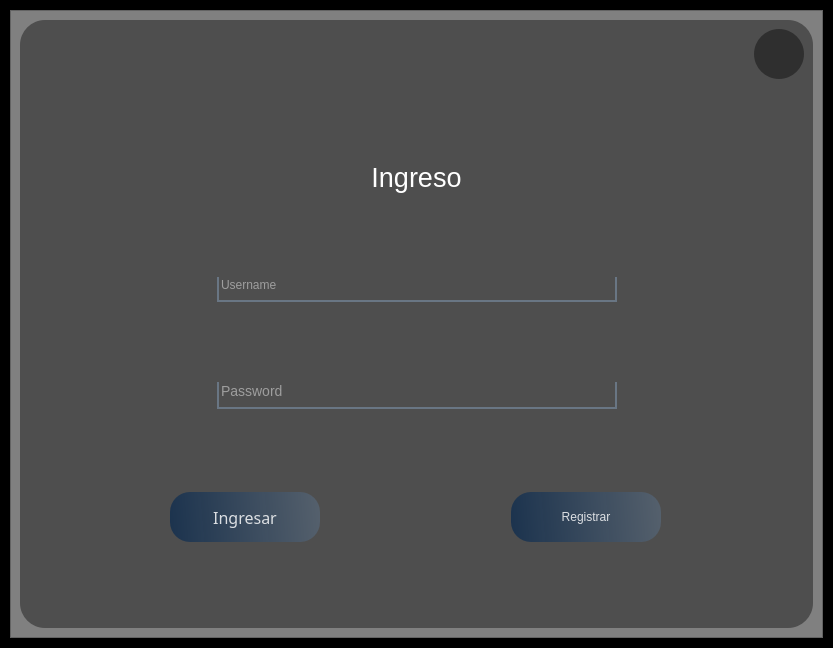
The window that interfaces/loggin.ui (Reinaldito04/App-Consultas-y-Historias-Medicas) describes before a commit, drawn with Qt 5.
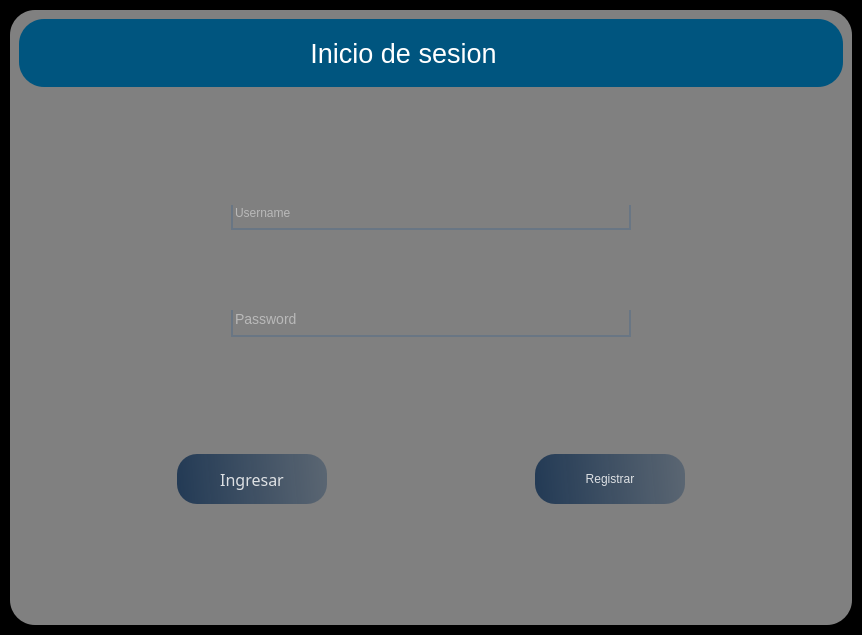
The same window after the commit. Icons and pictures are not drawn.

Commit message: cambiio de paleta en ui

The edit to the form file:
```diff
--- a/interfaces/loggin.ui
+++ b/interfaces/loggin.ui
@@ -6,8 +6,8 @@
    <rect>
     <x>0</x>
     <y>0</y>
-    <width>833</width>
-    <height>648</height>
+    <width>862</width>
+    <height>635</height>
    </rect>
   </property>
   <property name="sizePolicy">
@@ -52,32 +52,14 @@
       <property name="frameShadow">
        <enum>QFrame::Raised</enum>
       </property>
-      <layout class="QVBoxLayout" name="verticalLayout">
-       <item>
-        <widget class="QFrame" name="frame_contenido">
-         <property name="sizePolicy">
-          <sizepolicy hsizetype="Ignored" vsizetype="Ignored">
-           <horstretch>0</horstretch>
-           <verstretch>0</verstretch>
-          </sizepolicy>
-         </property>
-         <property name="styleSheet">
-          <string notr="true">QFrame{
-background-color:gray;
-}</string>
-         </property>
-         <property name="frameShape">
-          <enum>QFrame::StyledPanel</enum>
-         </property>
-         <property name="frameShadow">
-          <enum>QFrame::Raised</enum>
-         </property>
          <layout class="QVBoxLayout" name="verticalLayout_2">
           <item>
            <widget class="QFrame" name="frame">
             <property name="styleSheet">
-             <string notr="true">background-color:rgba(0,0,0,100);
-border-radius:25px;</string>
+          <string notr="true">QFrame{
+	background-color: gray;
+border-radius:25px;
+}</string>
             </property>
             <property name="frameShape">
              <enum>QFrame::StyledPanel</enum>
@@ -87,73 +69,22 @@
             </property>
             <layout class="QVBoxLayout" name="verticalLayout_4">
              <item>
+           <widget class="QFrame" name="frame_2">
+            <property name="styleSheet">
+             <string notr="true">QFrame{
+background-color:rgb(0, 85, 127);
+}</string>
+            </property>
+            <property name="frameShape">
+             <enum>QFrame::StyledPanel</enum>
+            </property>
+            <property name="frameShadow">
+             <enum>QFrame::Raised</enum>
+            </property>
+            <layout class="QVBoxLayout" name="verticalLayout">
+             <item>
               <layout class="QHBoxLayout" name="horizontalLayout_3">
                <item>
-                <spacer name="horizontalSpacer">
-                 <property name="orientation">
-                  <enum>Qt::Horizontal</enum>
-                 </property>
-                 <property name="sizeHint" stdset="0">
-                  <size>
-                   <width>40</width>
-                   <height>20</height>
-                  </size>
-                 </property>
-                </spacer>
-               </item>
-               <item>
-                <widget class="QPushButton" name="bt_salir">
-                 <property name="minimumSize">
-                  <size>
-                   <width>50</width>
-                   <height>50</height>
-                  </size>
-                 </property>
-                 <property name="styleSheet">
-                  <string notr="true">QPushButton{
-border-radius:25px;
-}
-
-QPushButton:hover{
-color:white;
-background-color:rgb(145, 200, 228);
-
-}
-</string>
-                 </property>
-                 <property name="text">
-                  <string/>
-                 </property>
-                 <property name="icon">
-                  <iconset>
-                   <normaloff>ELEMENTOS GRAFICOS/exit-fill.png</normaloff>ELEMENTOS GRAFICOS/exit-fill.png</iconset>
-                 </property>
-                 <property name="iconSize">
-                  <size>
-                   <width>38</width>
-                   <height>38</height>
-                  </size>
-                 </property>
-                </widget>
-               </item>
-              </layout>
-             </item>
-             <item>
-              <spacer name="verticalSpacer_4">
-               <property name="orientation">
-                <enum>Qt::Vertical</enum>
-               </property>
-               <property name="sizeHint" stdset="0">
-                <size>
-                 <width>20</width>
-                 <height>61</height>
-                </size>
-               </property>
-              </spacer>
-             </item>
-             <item>
-              <layout class="QHBoxLayout" name="horizontalLayout_5">
-               <item>
                 <spacer name="horizontalSpacer_4">
                  <property name="orientation">
                   <enum>Qt::Horizontal</enum>
@@ -180,7 +111,7 @@
 }</string>
                  </property>
                  <property name="text">
-                  <string>Ingreso</string>
+                  <string>Inicio de sesion</string>
                  </property>
                  <property name="alignment">
                   <set>Qt::AlignCenter</set>
@@ -188,7 +119,7 @@
                 </widget>
                </item>
                <item>
-                <spacer name="horizontalSpacer_5">
+                <spacer name="horizontalSpacer">
                  <property name="orientation">
                   <enum>Qt::Horizontal</enum>
                  </property>
@@ -200,17 +131,55 @@
                  </property>
                 </spacer>
                </item>
+               <item>
+                <widget class="QPushButton" name="bt_salir">
+                 <property name="minimumSize">
+                  <size>
+                   <width>50</width>
+                   <height>50</height>
+                  </size>
+                 </property>
+                 <property name="styleSheet">
+                  <string notr="true">QPushButton{
+border-radius:25px;
+}
+
+QPushButton:hover{
+color:white;
+background-color:rgb(145, 200, 228);
+
+}
+</string>
+                 </property>
+                 <property name="text">
+                  <string/>
+                 </property>
+                 <property name="icon">
+                  <iconset>
+                   <normaloff>ELEMENTOS GRAFICOS/exit-fill.png</normaloff>ELEMENTOS GRAFICOS/exit-fill.png</iconset>
+                 </property>
+                 <property name="iconSize">
+                  <size>
+                   <width>38</width>
+                   <height>38</height>
+                  </size>
+                 </property>
+                </widget>
+               </item>
               </layout>
              </item>
+            </layout>
+           </widget>
+          </item>
              <item>
-              <spacer name="verticalSpacer_3">
+           <spacer name="verticalSpacer_2">
                <property name="orientation">
                 <enum>Qt::Vertical</enum>
                </property>
                <property name="sizeHint" stdset="0">
                 <size>
                  <width>20</width>
-                 <height>62</height>
+              <height>40</height>
                 </size>
                </property>
               </spacer>
@@ -321,14 +290,14 @@
               </layout>
              </item>
              <item>
-              <spacer name="verticalSpacer_2">
+           <spacer name="verticalSpacer">
                <property name="orientation">
                 <enum>Qt::Vertical</enum>
                </property>
                <property name="sizeHint" stdset="0">
                 <size>
                  <width>20</width>
-                 <height>61</height>
+              <height>94</height>
                 </size>
                </property>
               </spacer>
@@ -434,35 +403,17 @@
               </layout>
              </item>
              <item>
-              <spacer name="verticalSpacer">
+           <spacer name="verticalSpacer_4">
                <property name="orientation">
                 <enum>Qt::Vertical</enum>
                </property>
                <property name="sizeHint" stdset="0">
                 <size>
                  <width>20</width>
-                 <height>61</height>
+              <height>60</height>
                 </size>
                </property>
               </spacer>
-             </item>
-            </layout>
-            <zorder>btn_login</zorder>
-            <zorder>btn_adduser</zorder>
-            <zorder>bt_salir</zorder>
-            <zorder>txt_username</zorder>
-            <zorder>txt_password</zorder>
-            <zorder>label_3</zorder>
-            <zorder>horizontalSpacer</zorder>
-            <zorder>horizontalSpacer_2</zorder>
-            <zorder>horizontalSpacer_3</zorder>
-            <zorder>horizontalSpacer_4</zorder>
-            <zorder>horizontalSpacer_5</zorder>
-            <zorder>verticalSpacer</zorder>
-            <zorder>verticalSpacer_2</zorder>
-            <zorder>verticalSpacer_3</zorder>
-            <zorder>verticalSpacer_4</zorder>
-           </widget>
           </item>
          </layout>
         </widget>
```
Lines whose indentation alone changed are shown as unchanged. The commit also changes 7 other files.
